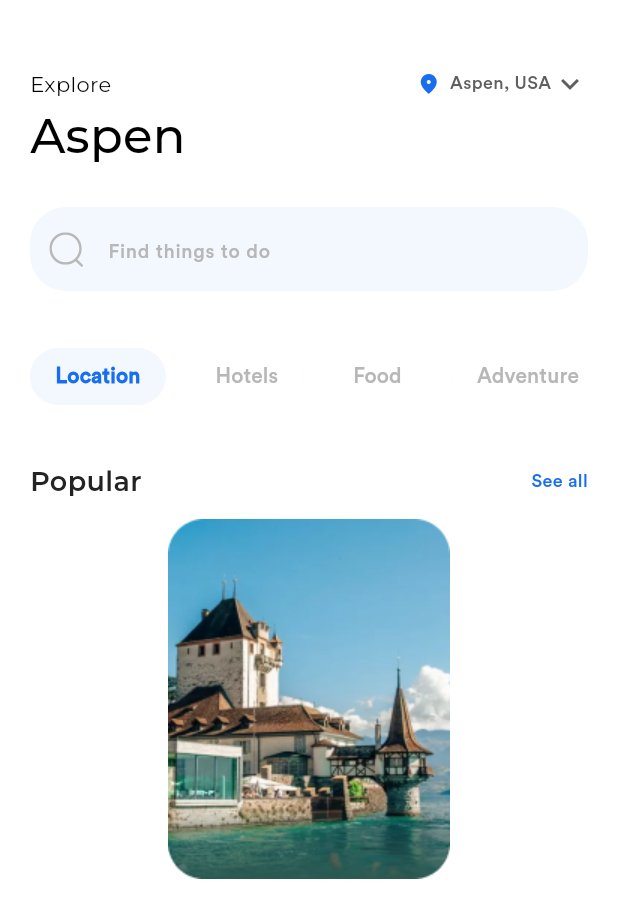
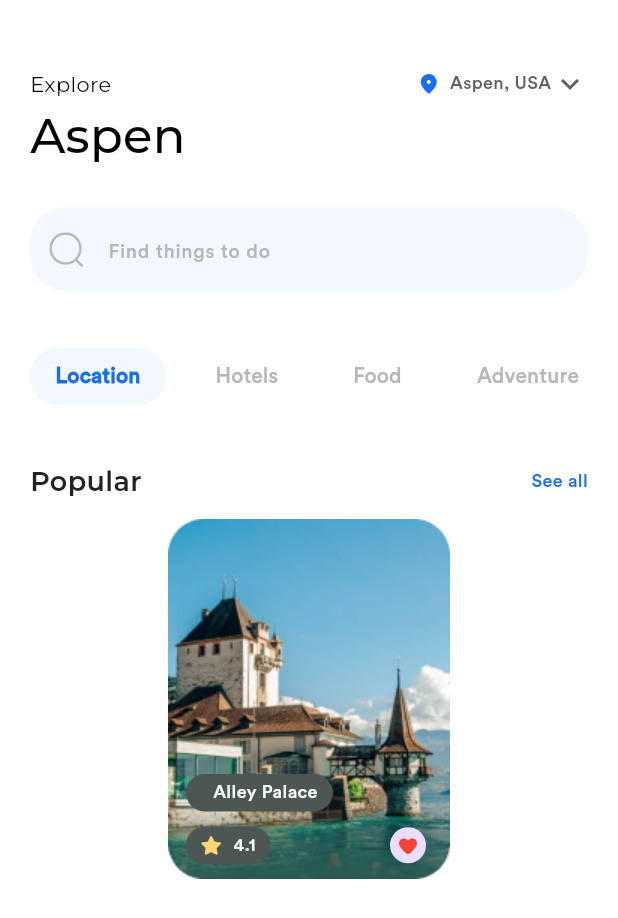
Before and after one commit to Nidhal-Khazene/Aspen_Travel_Mobile_App, a Flutter app: the HomeView screen opened by its route, on a phone screen of 412 x 824 dp. Shown: the top 918 px of the screen. Run offline on Flutter 3.47's test engine with Material 3 defaults, Android fonts, the phone set to English and light mode, and no system bars; our stand-ins replace flutter_svg, font_awesome_flutter; project files that could hold a hidden picture were left out.

Commit message:
add feature card details

```diff
--- a/lib/features/home/presentation/views/widgets/custom_container.dart
+++ b/lib/features/home/presentation/views/widgets/custom_container.dart
@@ -1,5 +1,6 @@
 import 'package:aspen_travel_app/core/utils/text_styles.dart';
 import 'package:flutter/material.dart';
+import 'package:font_awesome_flutter/font_awesome_flutter.dart';
 
 class CustomContainer extends StatelessWidget {
   const CustomContainer({super.key, required this.text, this.icon});
@@ -14,9 +15,16 @@ class CustomContainer extends StatelessWidget {
         shape: RoundedRectangleBorder(borderRadius: BorderRadius.circular(59)),
       ),
       child: Row(
-        spacing: 4,
+        mainAxisSize: MainAxisSize.min,
+        spacing: 8,
         children: [
-          SizedBox(height: 16, width: 16, child: Icon(icon)),
+          Visibility(
+            visible: icon != null,
+            child: FaIcon(icon, size: 12, color: const Color(0xffF8D675)),
+          ),
+          // icon != null
+          //     ? FaIcon(icon, size: 12, color: const Color(0xffF8D675))
+          //     : const SizedBox.shrink(),
           Text(
             text,
             style: StylesData.medium12.copyWith(fontFamily: "CircularXX"),
--- a/lib/features/home/presentation/views/widgets/custom_feature_card.dart
+++ b/lib/features/home/presentation/views/widgets/custom_feature_card.dart
@@ -1,4 +1,5 @@
 import 'package:aspen_travel_app/core/utils/assets.dart';
+import 'package:aspen_travel_app/features/home/presentation/views/widgets/feature_card_details.dart';
 import 'package:flutter/material.dart';
 
 class CustomFeatureCard extends StatelessWidget {
@@ -6,7 +7,7 @@ class CustomFeatureCard extends StatelessWidget {
 
   @override
   Widget build(BuildContext context) {
-    return Container(
+    return SizedBox(
       width: 188,
       height: 240,
       child: Stack(
@@ -25,6 +26,13 @@ class CustomFeatureCard extends StatelessWidget {
               ),
             ),
           ),
+          const Positioned(
+            right: 0,
+            top: 170,
+            left: 12,
+            bottom: 0,
+            child: FeatureCardDetails(),
+          ),
         ],
       ),
     );
--- a/lib/features/home/presentation/views/widgets/feature_card_details.dart
+++ b/lib/features/home/presentation/views/widgets/feature_card_details.dart
@@ -0,0 +1,35 @@
+import 'package:aspen_travel_app/features/home/presentation/views/widgets/custom_container.dart';
+import 'package:flutter/material.dart';
+import 'package:font_awesome_flutter/font_awesome_flutter.dart';
+
+class FeatureCardDetails extends StatelessWidget {
+  const FeatureCardDetails({super.key});
+
+  @override
+  Widget build(BuildContext context) {
+    return const Column(
+      crossAxisAlignment: CrossAxisAlignment.start,
+      children: [
+        CustomContainer(text: "Alley Palace"),
+        SizedBox(height: 10),
+        Row(
+          mainAxisAlignment: MainAxisAlignment.spaceBetween,
+          children: [
+            CustomContainer(icon: FontAwesomeIcons.solidStar, text: '4.1'),
+            Padding(
+              padding: EdgeInsets.symmetric(horizontal: 16),
+              child: CircleAvatar(
+                minRadius: 12,
+                child: FaIcon(
+                  FontAwesomeIcons.solidHeart,
+                  size: 12,
+                  color: Colors.red,
+                ),
+              ),
+            ),
+          ],
+        ),
+      ],
+    );
+  }
+}
--- a/lib/features/home/presentation/views/widgets/home_view_body.dart
+++ b/lib/features/home/presentation/views/widgets/home_view_body.dart
@@ -5,8 +5,6 @@ import 'package:aspen_travel_app/features/home/presentation/views/widgets/custom
 import 'package:aspen_travel_app/features/home/presentation/views/widgets/custom_feature_card.dart';
 import 'package:aspen_travel_app/features/home/presentation/views/widgets/custom_search_bar.dart';
 import 'package:flutter/material.dart';
-
-import '../../../../../core/utils/text_styles.dart';
 
 class HomeViewBody extends StatelessWidget {
   const HomeViewBody({super.key});
```
Also changed, not shown: pubspec.yaml (+26 -33 lines), pubspec.lock.
